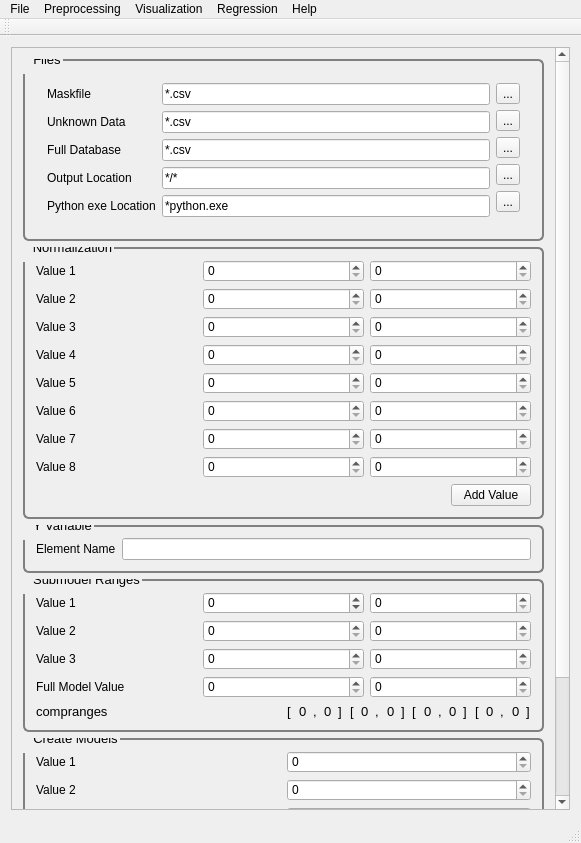
Qt form src/PYSAT_Gui_UI_Forms/02_mainwindow_full.ui (tisaconundrum2/PySAT-GUI) before a commit.
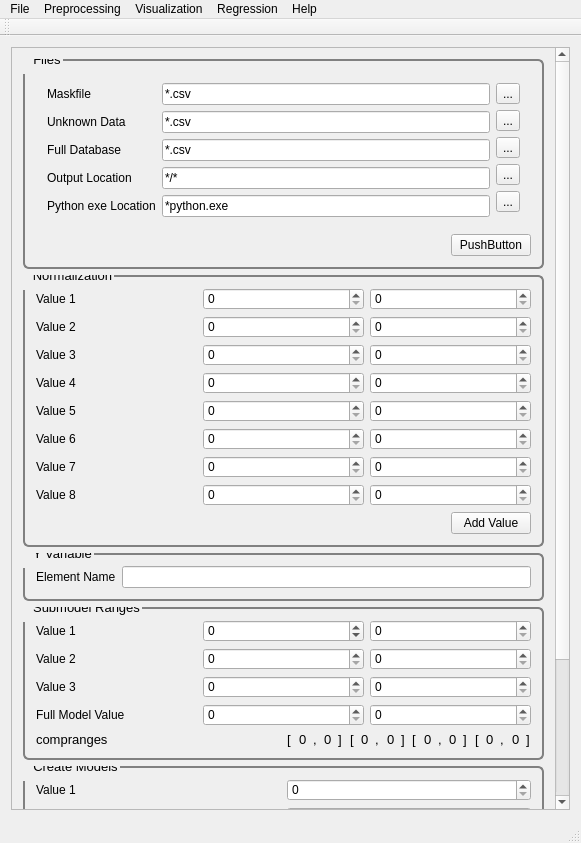
The same form after that commit.

Commit message: Auto Generated Update:_

```diff
--- a/src/PYSAT_Gui_UI_Forms/02_mainwindow_full.ui
+++ b/src/PYSAT_Gui_UI_Forms/02_mainwindow_full.ui
@@ -26,7 +26,7 @@
          <x>0</x>
          <y>0</y>
          <width>544</width>
-         <height>923</height>
+         <height>954</height>
         </rect>
        </property>
        <property name="font">
@@ -203,6 +203,30 @@
              </widget>
             </widget>
            </item>
+           <item>
+            <layout class="QHBoxLayout" name="horizontalLayout_8">
+             <item>
+              <spacer name="horizontalSpacer">
+               <property name="orientation">
+                <enum>Qt::Horizontal</enum>
+               </property>
+               <property name="sizeHint" stdset="0">
+                <size>
+                 <width>40</width>
+                 <height>20</height>
+                </size>
+               </property>
+              </spacer>
+             </item>
+             <item>
+              <widget class="QPushButton" name="pushButton">
+               <property name="text">
+                <string>PushButton</string>
+               </property>
+              </widget>
+             </item>
+            </layout>
+           </item>
           </layout>
          </widget>
         </item>
```
Left out of the diff: 2 changed lines with no effect on the pictures. The commit also changes 1 other file.
